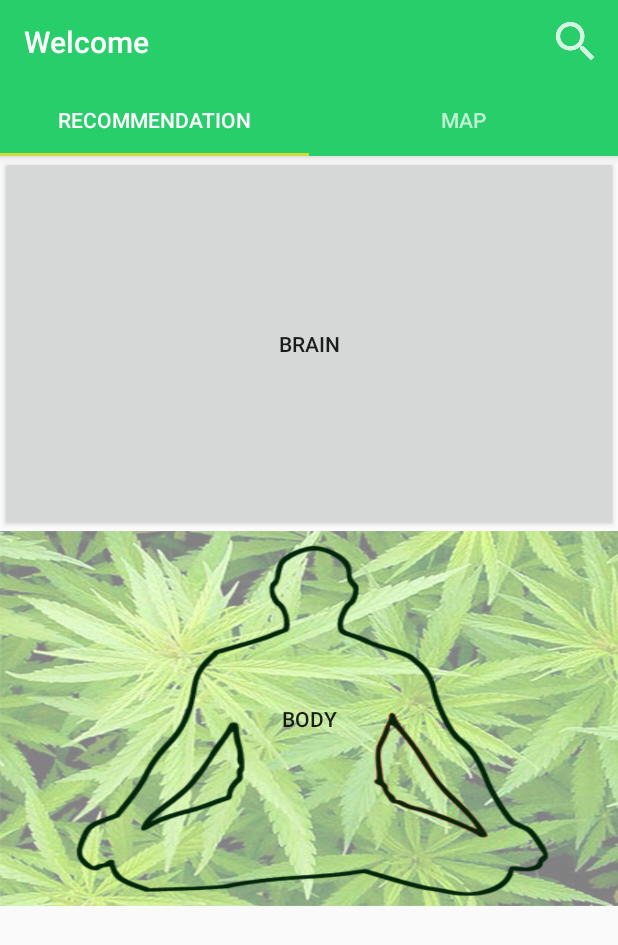
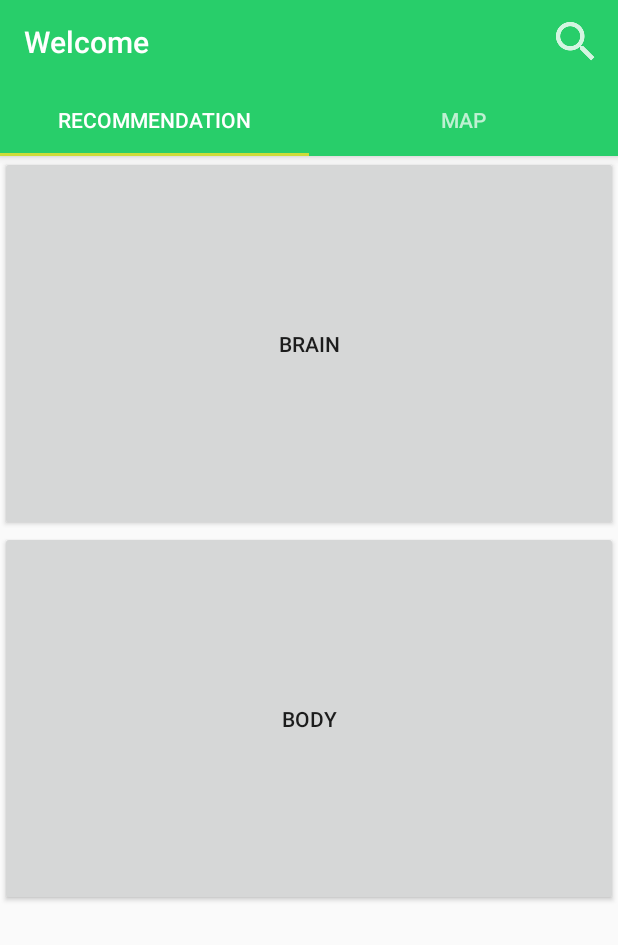
Before and after one commit to NK273610/Baked, an Android app: the HomeActivity screen opened directly, with no data from a screen before it, on a phone screen of 412 x 824 dp. Shown: the top 945 px of the screen. Run offline under Robolectric (Android 15) with nearby library versions, the phone set to English and light mode, and no system bars; 4 statements that could not run were skipped.

Commit message:
Removed images.

```diff
--- a/app/src/main/res/layout/fragment_home_tab_1.xml
+++ b/app/src/main/res/layout/fragment_home_tab_1.xml
@@ -29,7 +29,7 @@
             android:layout_width="match_parent"
             android:layout_height="250dp"
 
-            android:background="@drawable/bodyWeed2"
+
             android:text="Body" />
 
 
```
Also changed, not shown: app/src/main/res/drawable-v24/bodyWeed2.jpg (deleted), app/src/main/res/drawable-v24/brainWeed.jpg (deleted).
